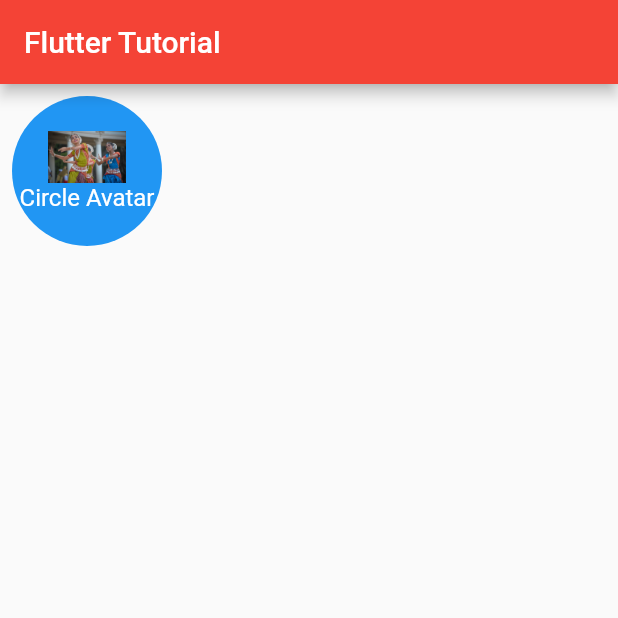
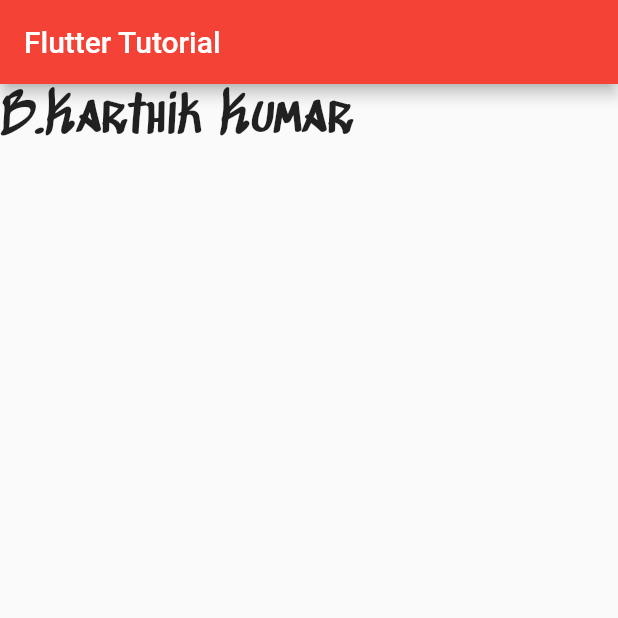
Before and after one commit to bkarthikkumar/flutterTuts, a Flutter app: the screen it shows after launch, on a phone screen of 412 x 824 dp, the top half of it. Run offline on Flutter 3.47's test engine with Material 2 defaults, Android fonts, the light colour scheme and no system bars.

Commit message:
Code updated with custom font and added new file for custom font

```diff
--- a/lib/main.dart
+++ b/lib/main.dart
@@ -54,7 +54,11 @@ class _MyHomePageState extends State<MyHomePage> {
         appBar: AppBar(
           title: Text(widget.title),
         ),
-        body: Padding(
+        body: Text(
+          "B.Karthik Kumar",
+          style: TextStyle(fontSize: 35, fontFamily: 'font_hw_01'),
+        )
+        /*Padding(
           padding: const EdgeInsets.all(8.0),
           child: CircleAvatar(
             child: Container(
@@ -80,7 +84,7 @@ class _MyHomePageState extends State<MyHomePage> {
             maxRadius: 50,
             backgroundColor: Colors.blue,
           ),
-        )
+        )*/
         // // ListView.separated(
         // //     itemBuilder: (context, index) {
         // //       return ListTile(
```
Also changed, not shown: pubspec.yaml (+4 -4 lines), assets/customFonts/Sedgwick_Ave_Display/SedgwickAveDisplay-Regular.ttf (added), 1 other file.
